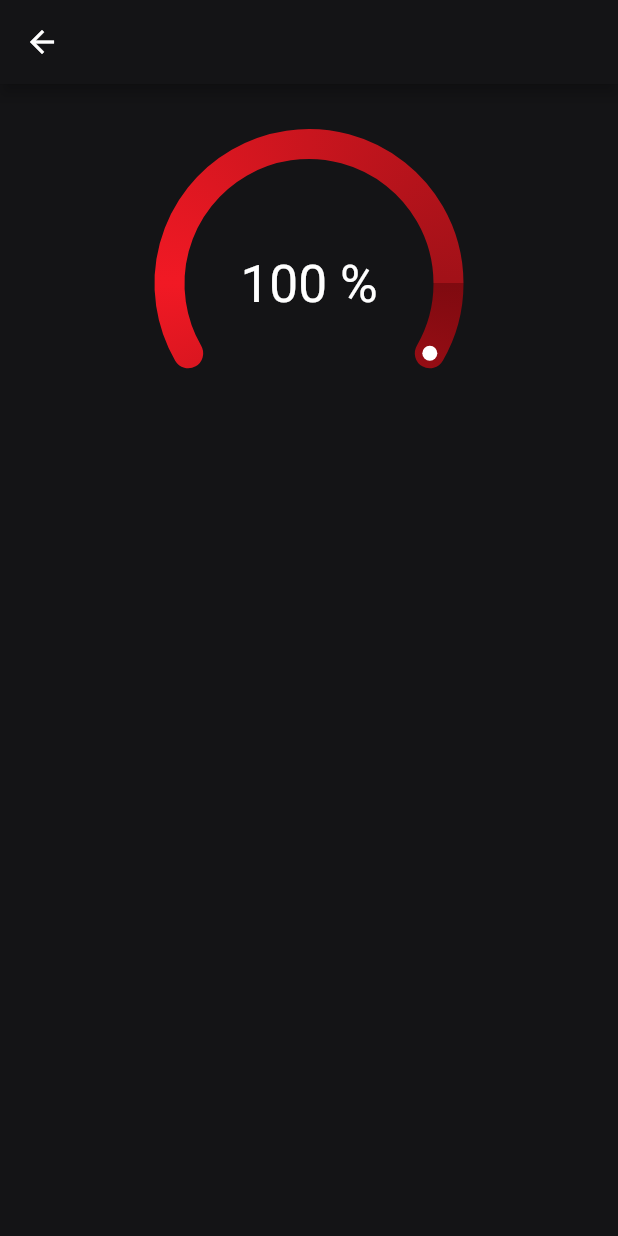
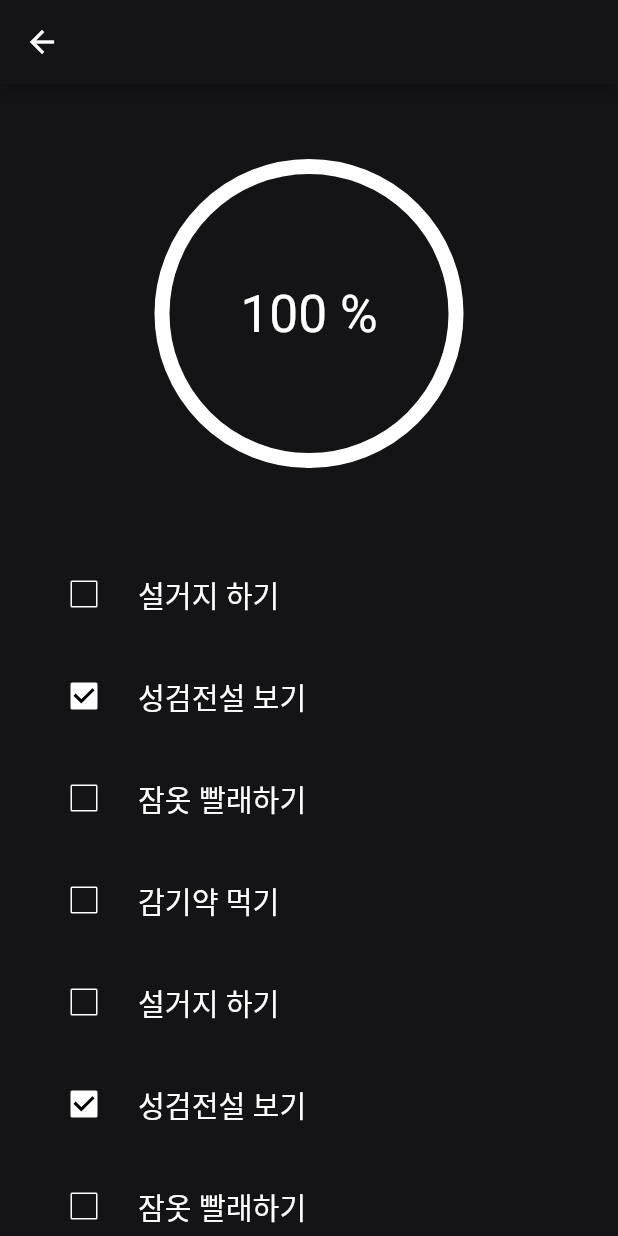
Before and after one commit to Chipmunk-Woori/my-house, a Flutter app: the HomeScreen screen opened by its route, after a tap on "냉장고", on a phone screen of 412 x 824 dp. Run offline on Flutter 3.47's test engine with Material 2 defaults, Android fonts, the light colour scheme and no system bars; drawn by our look-alikes of sleek_circular_slider; our stand-ins replace cloud_firestore, firebase_auth, firebase_core, firebase_storage, flutter_screenutil, flutter_secure_storage and 4 more; accounts and stored records are empty.

Commit message:
CheckboxListTile 추가

```diff
--- a/lib/common/style/common_style.dart
+++ b/lib/common/style/common_style.dart
@@ -20,18 +20,8 @@ const Color pinkAcc = Color(0xFFB31D57);
 const Color ghostHornColor = Color(0xFFF26176);
 const Color ghostColor = Color(0xFFF2F2F2);
 
-const List<Color> gradientColorsSample_1 = [
-  Color(0xFFB33ab4),
-  Color(0xFFfd1d1d),
-  Color(0xFFfcb045),
+const List<Color> circularSliderColor = [
+  Color(0xFFF26176),
+  Color(0xFFE85B76),
+  Color(0xFFF26176),
 ];
-const List<Color> gradientColorsSample_2 = [
-  Color(0xFF12c2e9),
-  Color(0xFFc471ed),
-  Color(0xFFf64f59),
-];
-const List<Color> circularSliderColor = [
-  Color.fromARGB(255, 127, 10, 16),
-  Color(0xFFf11924),
-  Color.fromARGB(255, 161, 17, 24),
-];
--- a/lib/common/widgets/text_widget/body_gray_text.dart
+++ b/lib/common/widgets/text_widget/body_gray_text.dart
@@ -1,5 +1,6 @@
 import 'package:flutter/material.dart';
 import 'package:flutter_application_1/common/style/common_style.dart';
+import 'package:flutter_screenutil/flutter_screenutil.dart';
 
 class BodyGrayText extends StatelessWidget {
   const BodyGrayText({super.key, required this.title});
@@ -10,8 +11,8 @@ class BodyGrayText extends StatelessWidget {
   Widget build(BuildContext context) {
     return Text(
       title,
-      style: const TextStyle(
-        fontSize: 13,
+      style: TextStyle(
+        fontSize: 15.sp,
         color: basicTextColor,
       ),
     );
--- a/lib/common/widgets/text_widget/body_text.dart
+++ b/lib/common/widgets/text_widget/body_text.dart
@@ -1,5 +1,6 @@
 import 'package:flutter/material.dart';
 import 'package:flutter_application_1/common/style/common_style.dart';
+import 'package:flutter_screenutil/flutter_screenutil.dart';
 
 class BodyText extends StatelessWidget {
   const BodyText({super.key, required this.title});
@@ -10,8 +11,8 @@ class BodyText extends StatelessWidget {
   Widget build(BuildContext context) {
     return Text(
       title,
-      style: const TextStyle(
-        fontSize: 13,
+      style: TextStyle(
+        fontSize: 17.sp,
         color: basicTextColor,
       ),
     );
--- a/lib/seections/home/views/screens/home_screen.dart
+++ b/lib/seections/home/views/screens/home_screen.dart
@@ -77,7 +77,7 @@ class _HomeScreenState extends State<HomeScreen> {
             children: <Widget>[
               InkWell(
                 onTap: () {
-                  Get.to<void>(() => const LampScreen());
+                  Get.to<void>(() => LampScreen());
                 },
                 child: Image.asset(
                   alganzi_2,
--- a/lib/seections/lamp/views/screens/lamp_screen.dart
+++ b/lib/seections/lamp/views/screens/lamp_screen.dart
@@ -1,3 +1,7 @@
+import 'package:flutter_application_1/common/widgets/basic_logger.dart';
+import 'package:flutter_application_1/common/widgets/text_widget/body_gray_text.dart';
+import 'package:flutter_application_1/common/widgets/text_widget/body_text.dart';
+import 'package:flutter_application_1/seections/home/views/screens/home_screen.dart';
 import 'package:flutter_application_1/seections/lamp/get_x/lamp_logic.dart';
 import 'package:flutter_screenutil/flutter_screenutil.dart';
 import 'package:get/get.dart';
@@ -16,21 +20,32 @@ class _LampScreenState extends State<LampScreen> {
   final LampLogic lampLogic = Get.put(LampLogic());
   MyClipper myClipper = MyClipper();
   Color backgroundColor = commonBackground; //commonBackground
+  List<dynamic> todo = [
+    {'done': false, 'title': '설거지 하기'},
+    {'done': true, 'title': '성검전설 보기'},
+    {'done': false, 'title': '잠옷 빨래하기'},
+    {'done': false, 'title': '감기약 먹기'},
+    {'done': false, 'title': '설거지 하기'},
+    {'done': true, 'title': '성검전설 보기'},
+    {'done': false, 'title': '잠옷 빨래하기'},
+    {'done': false, 'title': '감기약 먹기'},
+    {'done': false, 'title': '설거지 하기'},
+    {'done': true, 'title': '성검전설 보기'},
+    {'done': false, 'title': '잠옷 빨래하기'},
+    {'done': false, 'title': '감기약 먹기'},
+  ];
   @override
   Widget build(BuildContext context) {
     double fullWidth = MediaQuery.of(context).size.width;
-    double fullHeight = MediaQuery.of(context).size.height;
 
     return Scaffold(
+      backgroundColor: commonBackground,
       appBar: AppBar(
         backgroundColor: backgroundColor,
       ),
       body: SingleChildScrollView(
-        physics: const NeverScrollableScrollPhysics(),
-        child: Container(
-          width: fullWidth,
-          height: fullHeight,
-          color: backgroundColor,
+        child: Padding(
+          padding: EdgeInsets.all(commonPadding),
           child: Column(
             children: [
               const SizedBox(
@@ -44,19 +59,20 @@ class _LampScreenState extends State<LampScreen> {
                     initialValue: lampLogic.state.lampLight.value,
                     appearance: CircularSliderAppearance(
                       spinnerDuration: 10,
-                      // startAngle: 180,
-                      // angleRange: 180,
+                      startAngle: 90,
+                      angleRange: 360,
                       customWidths: CustomSliderWidths(
                         trackWidth: 2,
-                        progressBarWidth: 20,
+                        progressBarWidth: 10,
                         handlerSize: 5,
                         shadowWidth: 40,
                       ),
                       customColors: CustomSliderColors(
-                        progressBarColors: circularSliderColor,
+                        // progressBarColors: circularSliderColor,
+                        progressBarColor: Colors.white,
                         dotColor: Colors.white,
                         trackColor: Colors.white,
-                        shadowColor: Color.fromARGB(111, 255, 255, 255),
+                        shadowColor: Colors.white,
                         shadowStep: 20,
                         shadowMaxOpacity: 0.1,
                       ),
@@ -74,15 +90,47 @@ class _LampScreenState extends State<LampScreen> {
                   );
                 },
               ),
-
-              // ClipPath(
-              //   clipper: MyClipper(),
-              //   child: Container(
-              //     width: fullWidth,
-              //     height: fullHeight / 2,
-              //     color: pointColor,
-              //   ),
-              // )
+              const SizedBox(
+                height: 50,
+              ),
+              ListView.builder(
+                physics: const NeverScrollableScrollPhysics(),
+                padding: EdgeInsets.zero,
+                shrinkWrap: true,
+                itemCount: todo.length,
+                itemBuilder: (BuildContext context, int index) {
+                  return CheckboxListTile(
+                    visualDensity: VisualDensity(horizontal: 0, vertical: 3),
+                    side: const BorderSide(
+                      color: Colors.white,
+                    ),
+                    activeColor: Colors.white,
+                    checkColor: Colors.black,
+                    controlAffinity: ListTileControlAffinity.leading,
+                    title: BodyText(
+                      title: todo[index]['title'],
+                    ),
+                    value: todo[index]['done'],
+                    onChanged: (value) {
+                      setState(() {
+                        todo[index]['done'] = value;
+                      });
+                    },
+                  );
+                },
+              ),
+              const SizedBox(
+                height: 50,
+              ),
+              InkWell(
+                onTap: () {
+                  Get.to(const HomeScreen());
+                },
+                child: const Text(
+                  'homeScreen',
+                  style: TextStyle(color: Colors.white),
+                ),
+              ),
             ],
           ),
         ),
--- a/lib/seections/login/get_x/login_logic.dart
+++ b/lib/seections/login/get_x/login_logic.dart
@@ -50,6 +50,8 @@ class LoginLogic extends GetxController {
                 );
               },
             );
+
+            Get.to<void>(() => const HomeScreen());
           } else {
             logger.d('다시 로그인해주세요.');
             showToast('다시 로그인해주세요.');
--- a/lib/seections/login/views/screens/login_screen.dart
+++ b/lib/seections/login/views/screens/login_screen.dart
@@ -1,7 +1,6 @@
 import 'package:flutter/material.dart';
 import 'package:flutter_application_1/common/style/common_style.dart';
 import 'package:flutter_application_1/common/widgets/basic_button.dart';
-import 'package:flutter_application_1/seections/home/views/screens/home_screen.dart';
 import 'package:flutter_application_1/seections/login/get_x/login_logic.dart';
 import 'package:flutter_application_1/seections/sign_up/get_x/sign_up_logic.dart';
 import 'package:flutter_screenutil/flutter_screenutil.dart';
@@ -74,7 +73,6 @@ class _LoginScreenState extends State<LoginScreen> {
                     title: 'Log In',
                     onTap: () {
                       loginLogic.loginEmail(email, password);
-                      Get.to<void>(() => const HomeScreen());
                     },
                   ),
                   SizedBox(
--- a/lib/seections/sign_up/get_x/sign_up_logic.dart
+++ b/lib/seections/sign_up/get_x/sign_up_logic.dart
@@ -3,7 +3,6 @@ import 'dart:convert';
 import 'package:flutter_application_1/common/enum/storage_manager_key.dart';
 import 'package:flutter_application_1/common/widgets/basic_toast.dart';
 import 'package:flutter_application_1/firebase/constants.dart';
-import 'package:flutter_application_1/seections/home/views/screens/home_screen.dart';
 import 'package:flutter_application_1/seections/login/views/screens/login_screen.dart';
 import 'package:flutter_application_1/seections/sign_up/get_x/sign_up_state.dart';
 import 'package:get/get.dart';
@@ -61,6 +60,7 @@ class SignUpLogic extends GetxController {
             );
 
             showToast('회원가입 완료되었습니다.');
+            Get.to<void>(() => const LoginScreen());
             logger.d('회원 가입 완료 : $result');
           }
         },
--- a/lib/seections/sign_up/views/screens/sign_up_screen.dart
+++ b/lib/seections/sign_up/views/screens/sign_up_screen.dart
@@ -1,7 +1,6 @@
 import 'package:flutter/material.dart';
 import 'package:flutter_application_1/common/style/common_style.dart';
 import 'package:flutter_application_1/common/widgets/basic_button.dart';
-import 'package:flutter_application_1/seections/login/views/screens/login_screen.dart';
 import 'package:flutter_application_1/seections/sign_up/get_x/sign_up_logic.dart';
 import 'package:flutter_screenutil/flutter_screenutil.dart';
 import 'package:get/get.dart';
@@ -99,8 +98,6 @@ class _SignUpScreenState extends State<SignUpScreen> {
                         name: name,
                         nickname: nickname,
                       );
-
-                      Get.to<void>(() => const LoginScreen());
                     },
                   ),
                   SizedBox(
```
